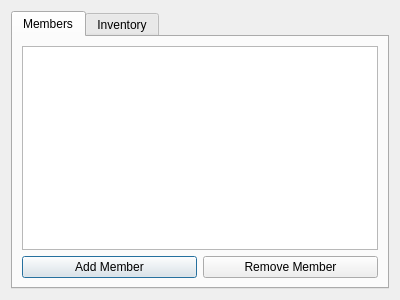
This is BulkClub/adminwindow.ui in nealhitzfield/Bulk-Club as Qt 5 draws it before an edit. The edited form follows.
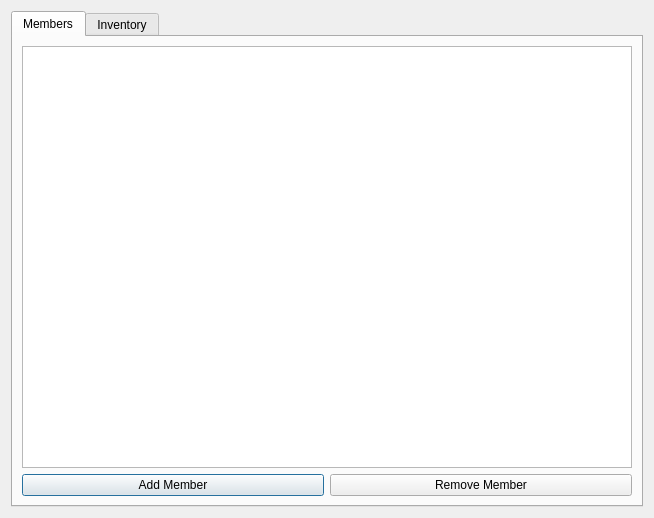
This is the edited form. The open tabs and pages were chosen to show the change.

Commit message: Adjusted the default size of the admin and removal windows.

Diff of the .ui file:
```diff
--- a/BulkClub/adminwindow.ui
+++ b/BulkClub/adminwindow.ui
@@ -6,14 +6,14 @@
    <rect>
     <x>0</x>
     <y>0</y>
-    <width>400</width>
-    <height>300</height>
+    <width>654</width>
+    <height>518</height>
    </rect>
   </property>
   <property name="windowTitle">
    <string>Admin Window</string>
   </property>
-  <layout class="QHBoxLayout" name="horizontalLayout">
+  <layout class="QVBoxLayout" name="verticalLayout_3">
    <item>
     <widget class="QTabWidget" name="tabWidget">
      <property name="currentIndex">
```
Left out of the diff: 2 changed lines with no effect on the pictures. The commit also changes 4 other files.
